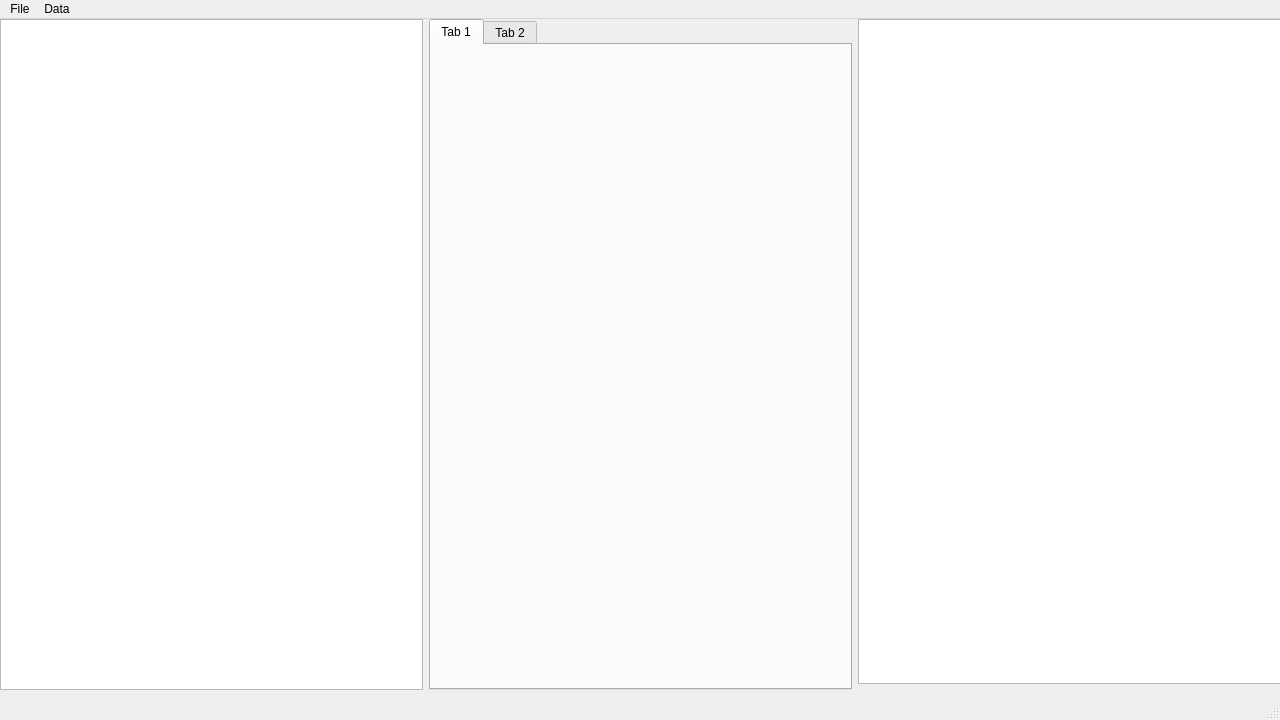
Before: the Qt Designer form ui/mainwindow.ui in dongle94/data_labeler, drawn with Qt 5.
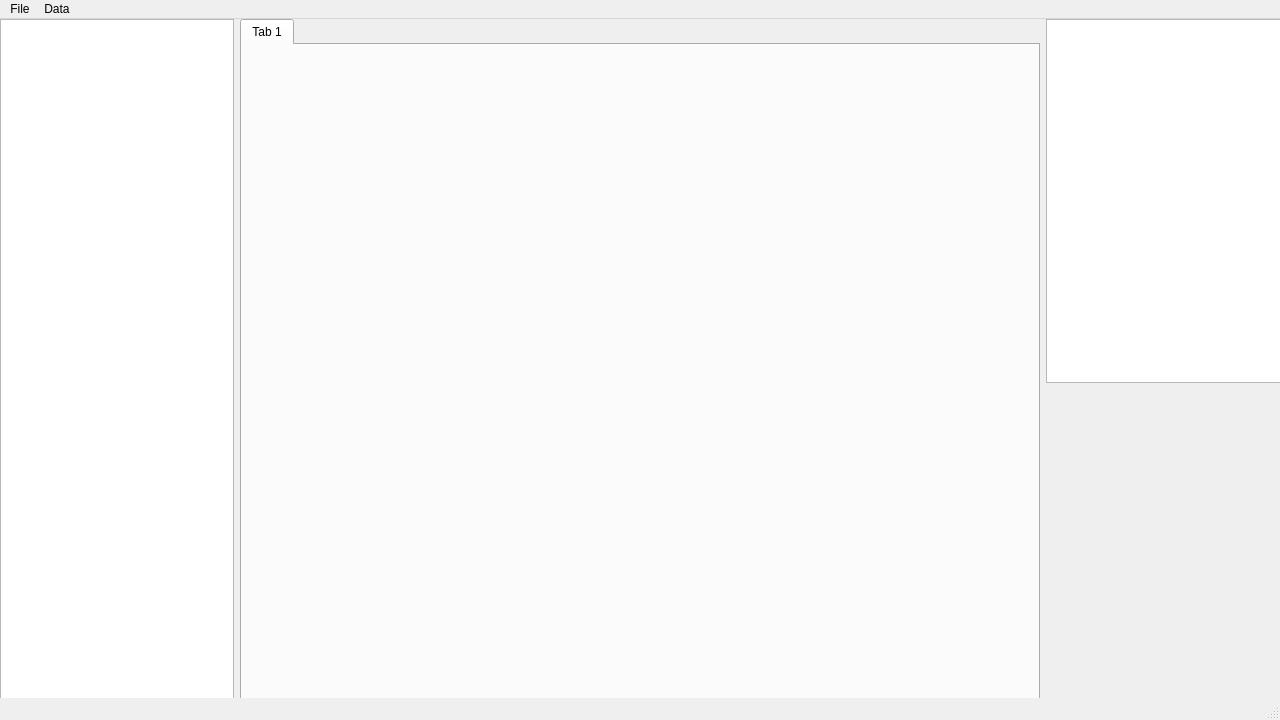
After: the same form once the commit is applied.

Commit message:
Feat: pyside project ui
- ui + ui_mainwindow.py object

```diff
--- a/ui/mainwindow.ui
+++ b/ui/mainwindow.ui
@@ -20,7 +20,7 @@
       <x>0</x>
       <y>0</y>
       <width>1281</width>
-      <height>671</height>
+      <height>730</height>
      </rect>
     </property>
     <layout class="QHBoxLayout" name="lo_cente">
@@ -29,16 +29,20 @@
      </item>
      <item>
       <widget class="QTabWidget" name="tabWidget">
+       <property name="minimumSize">
+        <size>
+         <width>800</width>
+         <height>0</height>
+        </size>
+       </property>
+       <property name="currentIndex">
+        <number>0</number>
+       </property>
        <widget class="QWidget" name="tab_3">
         <attribute name="title">
          <string>Tab 1</string>
         </attribute>
        </widget>
-       <widget class="QWidget" name="tab_4">
-        <attribute name="title">
-         <string>Tab 2</string>
-        </attribute>
-       </widget>
       </widget>
      </item>
      <item>
@@ -48,10 +52,23 @@
          <property name="enabled">
           <bool>true</bool>
          </property>
+         <property name="minimumSize">
+          <size>
+           <width>0</width>
+           <height>0</height>
+          </size>
+         </property>
         </widget>
        </item>
        <item>
-        <widget class="QWidget" name="widget" native="true"/>
+        <widget class="QWidget" name="widget" native="true">
+         <property name="minimumSize">
+          <size>
+           <width>0</width>
+           <height>360</height>
+          </size>
+         </property>
+        </widget>
        </item>
       </layout>
      </item>
```
The commit also changes 1 other file.
